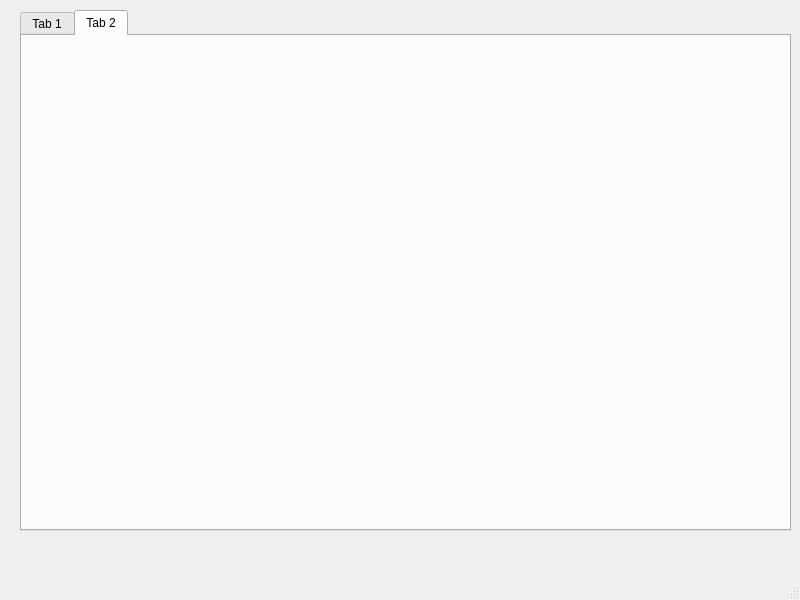
Above: populate_oc/GUI/oc_populator.ui from SergioBertolinSG/scripts before the change. Below: the same form after it.
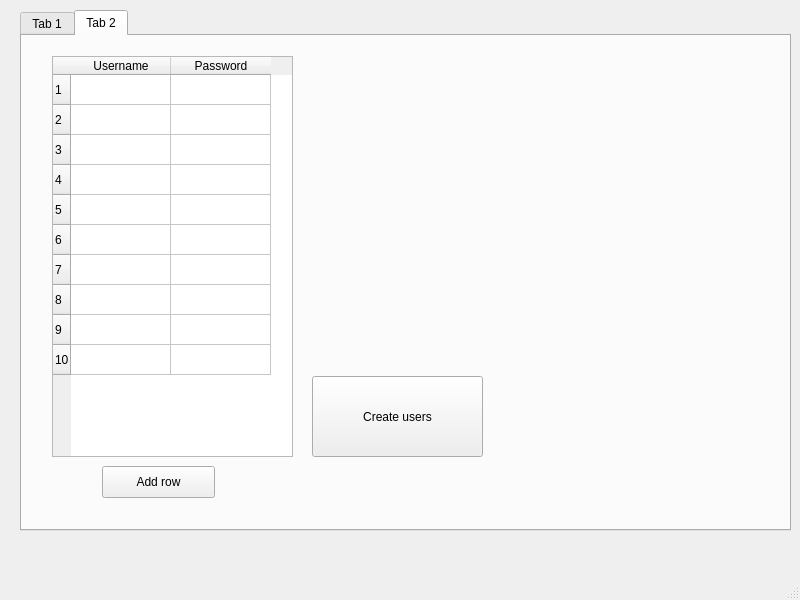
That is the form after the change. The open tabs and pages were chosen to show the change.

Commit message: Started user creation tab

```diff
--- a/populate_oc/GUI/oc_populator.ui
+++ b/populate_oc/GUI/oc_populator.ui
@@ -114,6 +114,74 @@
      <attribute name="title">
       <string>Tab 2</string>
      </attribute>
+     <widget class="QTableWidget" name="tableWidget_users">
+      <property name="geometry">
+       <rect>
+        <x>30</x>
+        <y>20</y>
+        <width>241</width>
+        <height>401</height>
+       </rect>
+      </property>
+      <property name="sizePolicy">
+       <sizepolicy hsizetype="Fixed" vsizetype="Expanding">
+        <horstretch>0</horstretch>
+        <verstretch>0</verstretch>
+       </sizepolicy>
+      </property>
+      <property name="rowCount">
+       <number>10</number>
+      </property>
+      <property name="columnCount">
+       <number>2</number>
+      </property>
+      <row/>
+      <row/>
+      <row/>
+      <row/>
+      <row/>
+      <row/>
+      <row/>
+      <row/>
+      <row/>
+      <row/>
+      <column>
+       <property name="text">
+        <string>Username</string>
+       </property>
+      </column>
+      <column>
+       <property name="text">
+        <string>Password</string>
+       </property>
+      </column>
+     </widget>
+     <widget class="QPushButton" name="pushButton_new_element">
+      <property name="geometry">
+       <rect>
+        <x>80</x>
+        <y>430</y>
+        <width>113</width>
+        <height>32</height>
+       </rect>
+      </property>
+      <property name="text">
+       <string>Add row</string>
+      </property>
+     </widget>
+     <widget class="QPushButton" name="pushButton_create_users">
+      <property name="geometry">
+       <rect>
+        <x>290</x>
+        <y>340</y>
+        <width>171</width>
+        <height>81</height>
+       </rect>
+      </property>
+      <property name="text">
+       <string>Create users</string>
+      </property>
+     </widget>
     </widget>
    </widget>
   </widget>
```
Left out of the diff: 2 changed lines with no effect on the pictures. The commit also changes 4 other files.
